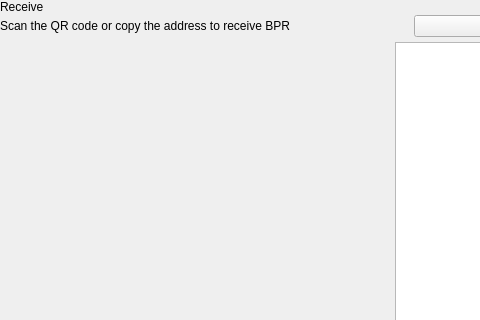
The window that src/qt/Sombe/forms/receivewidget.ui (unixteam2020/po) describes before a commit, drawn with Qt 5; both pictures show x 0 to 480 and y 0 to 320 of the 629 by 629 pixel window.
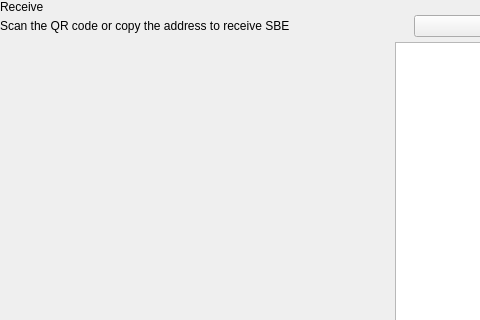
The same window after the commit. Custom widgets are drawn as their Qt base class.

```diff
--- a/src/qt/Sombe/forms/receivewidget.ui
+++ b/src/qt/Sombe/forms/receivewidget.ui
@@ -78,7 +78,7 @@
             <item alignment="Qt::AlignTop">
              <widget class="QLabel" name="labelSubtitle1">
               <property name="text">
-               <string>Scan the QR code or copy the address to receive BPR</string>
+               <string>Scan the QR code or copy the address to receive SBE</string>
               </property>
              </widget>
             </item>
```
